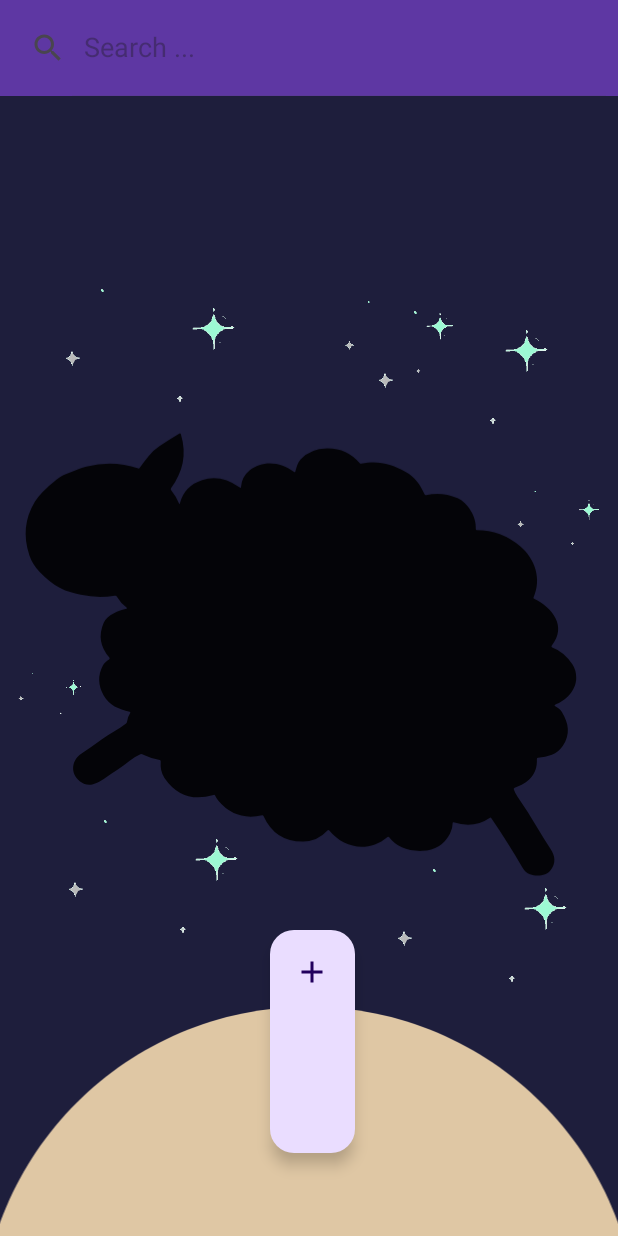
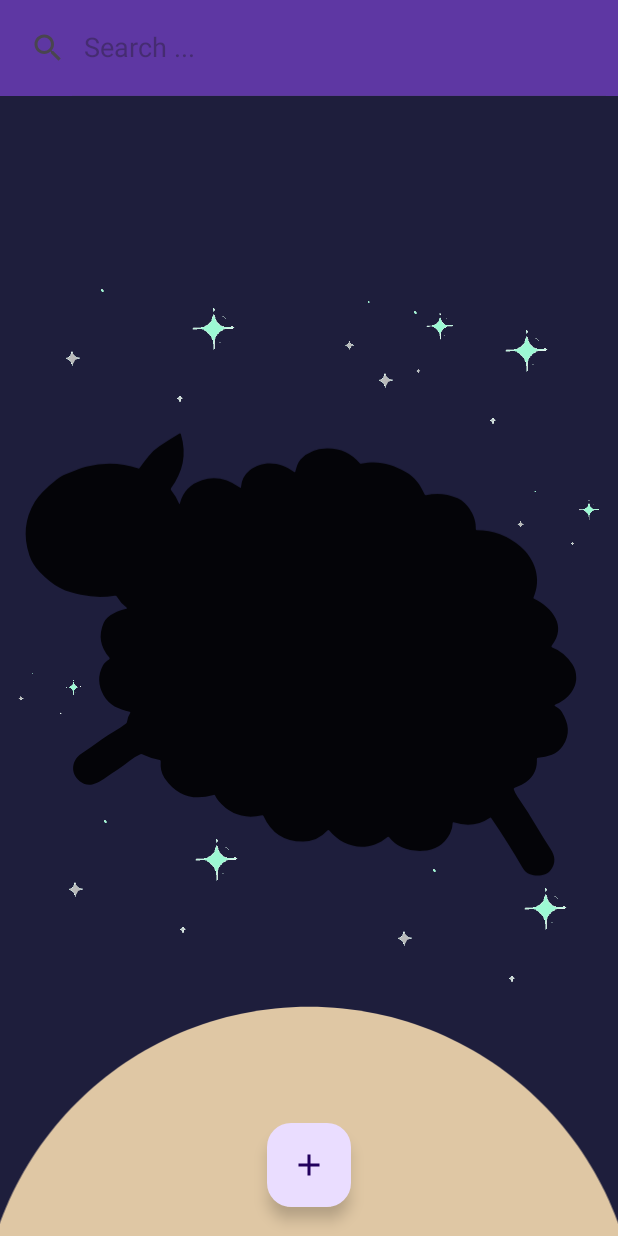
Before and after one commit to Ferdinand134/dream-journal, an Android app: the screen it shows after launch (HomeActivity), on a phone screen of 412 x 824 dp. Run offline under Robolectric (Android 15) with nearby library versions, the phone set to English and light mode, and no system bars; our stand-ins replace Room's generated code.

Commit message:
we no longer have a problem pt 2

```diff
--- a/app/build.gradle.kts
+++ b/app/build.gradle.kts
@@ -1,6 +1,7 @@
 plugins {
     id("com.android.application")
     id("org.jetbrains.kotlin.android")
+    id("kotlin-kapt")
 }
 
 android {
@@ -9,7 +10,7 @@ android {
 
     defaultConfig {
         applicationId = "com.example.dreamjournal"
-        minSdk = 24
+        minSdk = 26
         targetSdk = 34
         versionCode = 1
         versionName = "1.0"
@@ -44,6 +45,7 @@ dependencies {
     implementation("androidx.constraintlayout:constraintlayout:2.1.4")
     implementation("androidx.room:room-runtime:2.6.0")
     annotationProcessor("androidx.room:room-compiler:2.6.0")
+    kapt("androidx.room:room-compiler:2.6.0")
     testImplementation("junit:junit:4.13.2")
     androidTestImplementation("androidx.test.ext:junit:1.1.5")
     androidTestImplementation("androidx.test.espresso:espresso-core:3.5.1")
--- a/app/src/main/java/com/example/dreamjournal/LogsMakerActivity.kt
+++ b/app/src/main/java/com/example/dreamjournal/LogsMakerActivity.kt
@@ -1,5 +1,6 @@
 package com.example.dreamjournal
 
+import android.content.Intent
 import androidx.appcompat.app.AppCompatActivity
 import android.os.Bundle
 import android.view.View
@@ -44,7 +45,7 @@ class LogsMakerActivity : AppCompatActivity() {
                 log?.date = formatter.format(date)
 
                 val intent = Intent()
-                Intent.putExtra("log", log)
+                intent.putExtra("log", log)
             }
         })
     }
--- a/app/src/main/java/com/example/dreamjournal/database/MainDAO.kt
+++ b/app/src/main/java/com/example/dreamjournal/database/MainDAO.kt
@@ -5,7 +5,6 @@ import androidx.room.Insert
 import androidx.room.OnConflictStrategy
 import androidx.room.Query
 import com.example.dreamjournal.models.Log
-import java.util.Date
 
 @Dao
 interface MainDAO {
@@ -16,7 +15,7 @@ interface MainDAO {
     fun getAll(): List<Log>
 
     @Query("UPDATE log SET title = :title, content = :content, date = :date WHERE ID = :id")
-    fun update(id: Int, title: String, content: String, date: Date)
+    fun update(id: Int, title: String, content: String, date: String)
 
     @Delete
     fun delete(log: Log)
--- a/app/src/main/java/com/example/dreamjournal/database/RoomDB.kt
+++ b/app/src/main/java/com/example/dreamjournal/database/RoomDB.kt
@@ -13,7 +13,7 @@ abstract class RoomDB : RoomDatabase() {
     abstract fun mainDAO(): MainDAO
     companion object {
         private var database:RoomDB? = null
-        private var DATABASE_NAME = "asdfghjkl"
+        private var DATABASE_NAME = "log"
 
 
         @Synchronized
--- a/app/src/main/java/com/example/dreamjournal/models/Log.kt
+++ b/app/src/main/java/com/example/dreamjournal/models/Log.kt
@@ -4,6 +4,9 @@ import androidx.room.PrimaryKey
 import androidx.room.ColumnInfo
 import java.io.Serializable
 import java.util.Date
+import java.text.SimpleDateFormat
+import java.util.Locale
+
 
 @Entity(tableName = "log")
 class Log : Serializable {
@@ -17,5 +20,5 @@ class Log : Serializable {
     var content: String = ""
 
     @ColumnInfo(name = "date")
-    var date: Date = Date() //java.util or java.sql?
+    var date = SimpleDateFormat("EEE, dd MMM yyy HH:mm a", Locale.ENGLISH).format(Date())
 }
--- a/app/src/main/res/layout/activity_main.xml
+++ b/app/src/main/res/layout/activity_main.xml
@@ -32,17 +32,19 @@
         android:id="@+id/fab_add"
         android:layout_width="wrap_content"
         android:layout_height="wrap_content"
-        android:layout_alignParentStart="true"
-        android:layout_alignParentTop="true"
-        android:layout_alignParentEnd="true"
         android:layout_alignParentBottom="true"
-        android:layout_marginStart="180dp"
-        android:layout_marginTop="620dp"
-        android:layout_marginEnd="175dp"
-        android:layout_marginBottom="55dp"
+        android:layout_centerHorizontal="true"
         android:src="@drawable/baseline_add_24"
-        android:contentDescription="Add Dream log" />
-
+        android:layout_margin="19dp"
+        android:contentDescription="Add Dream log"/>
+    <!---android:layout_alignParentStart="true"
+            android:layout_alignParentTop="true"
+            android:layout_alignParentEnd="true"
+            android:layout_alignParentBottom="true
+            android:layout_marginStart="180dp"
+            android:layout_marginTop="620dp"
+            android:layout_marginEnd="175dp"
+            android:layout_marginBottom="55dp"/-->
     <ImageView
         android:id="@+id/mun"
         android:layout_width="756dp"
```
